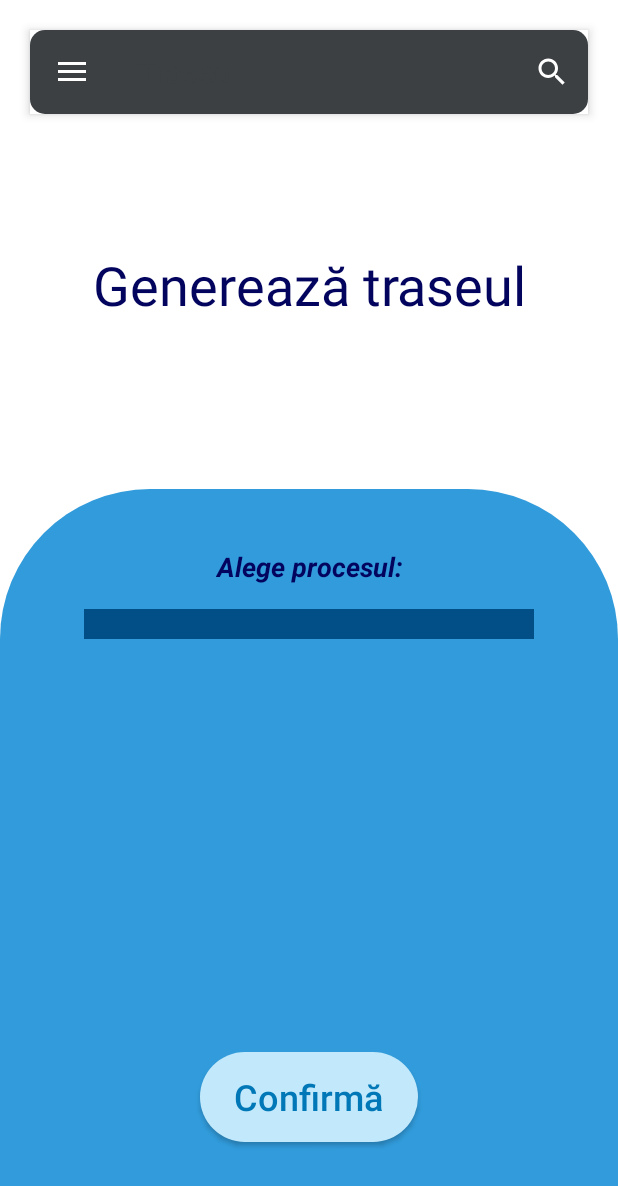
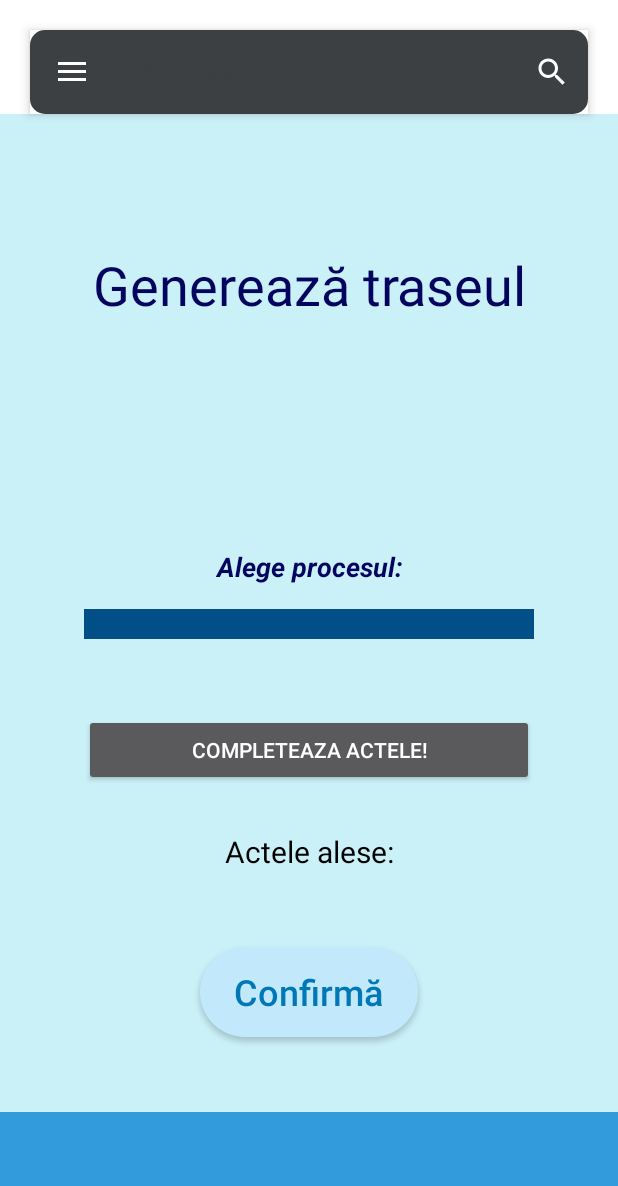
Before and after one commit to Ca3zsar/Bureaucracy-Hacks, an Android app: the screen it shows after launch (MainActivity), in the side drawer, after a tap on "Generare Traseu", on a phone screen of 412 x 824 dp. Shown: the top 1186 px of the screen. Run offline under Robolectric (Android 15) with nearby library versions, the phone set to English and light mode, and no system bars; our stand-ins replace Volley, navigation-ui; 4 statements that could not run were skipped.

Commit message:
update again

```diff
--- a/Mobile/navBar3/app/src/main/res/layout/fragment_traseu.xml
+++ b/Mobile/navBar3/app/src/main/res/layout/fragment_traseu.xml
@@ -1,11 +1,16 @@
 <?xml version="1.0" encoding="utf-8"?>
-<androidx.constraintlayout.widget.ConstraintLayout xmlns:android="http://schemas.android.com/apk/res/android"
+<ScrollView
+    xmlns:android="http://schemas.android.com/apk/res/android"
     xmlns:app="http://schemas.android.com/apk/res-auto"
     xmlns:tools="http://schemas.android.com/tools"
     android:layout_width="match_parent"
+    android:layout_height="match_parent">
+
+    <androidx.constraintlayout.widget.ConstraintLayout
+        android:layout_width="match_parent"
         android:layout_height="match_parent"
-    android:background="@color/white"
-    tools:context=".ui.generareTraseu.genTraseuFragment">
+        android:background="@color/albastru_deschis"
+        tools:context=".ui.generareTraseu.TraseuFragment">
 
     <LinearLayout
         android:id="@+id/linearLayout"
@@ -45,19 +50,45 @@
         tools:visibility="visible"/>
 
     <Button
+        android:id="@+id/grilaTraseu"
+        android:layout_width="300dp"
+        android:gravity="center"
+        android:layout_height="wrap_content"
+        android:text="Completeaza actele!"
+        android:layout_marginTop="50dp"
+        app:layout_constraintEnd_toEndOf="parent"
+        app:layout_constraintHorizontal_bias="0.5"
+        app:layout_constraintStart_toStartOf="parent"
+        app:layout_constraintTop_toBottomOf="@id/traseuSp1"/>
+
+    <TextView
+        android:id="@+id/grilaTextView"
+        android:layout_width="match_parent"
+        android:layout_height="wrap_content"
+        android:text="Actele alese:"
+        android:textSize="20dp"
+        android:layout_marginTop="30dp"
+        android:gravity="center"
+        android:textColor="@color/black"
+        app:layout_constraintTop_toBottomOf="@id/grilaTraseu"/>
+
+
+        <Button
             android:id="@+id/traseuConfirma"
             android:layout_width="145dp"
             android:layout_height="60dp"
-        android:layout_marginTop="625dp"
+            android:layout_marginTop="50dp"
             android:background="@drawable/background_button_contact"
             android:text="Confirmă"
             android:textAllCaps="false"
             android:textColor="#0077b6"
             android:textSize="24sp"
+            app:layout_constraintBottom_toTopOf="@+id/linearLayout"
+            android:layout_marginBottom="50dp"
             app:layout_constraintEnd_toEndOf="parent"
             app:layout_constraintHorizontal_bias="0.5"
             app:layout_constraintStart_toStartOf="parent"
-        app:layout_constraintTop_toTopOf="parent" />
+            app:layout_constraintTop_toBottomOf="@id/grilaTextView" />
 
     <TextView
         android:id="@+id/traseuTitlu1"
@@ -121,3 +152,5 @@
 
 
     </androidx.constraintlayout.widget.ConstraintLayout>
+
+</ScrollView>
```
Also changed, not shown: Mobile/navBar3/app/src/main/java/com/example/navbar/ui/generareMap/MapFragmentTraseu.kt (+12 -3 lines), Mobile/navBar3/app/src/main/java/com/example/navbar/ui/generareTraseu/genTraseuFragment.kt (+45 -1 lines). Lines whose indentation alone changed are shown as unchanged.
